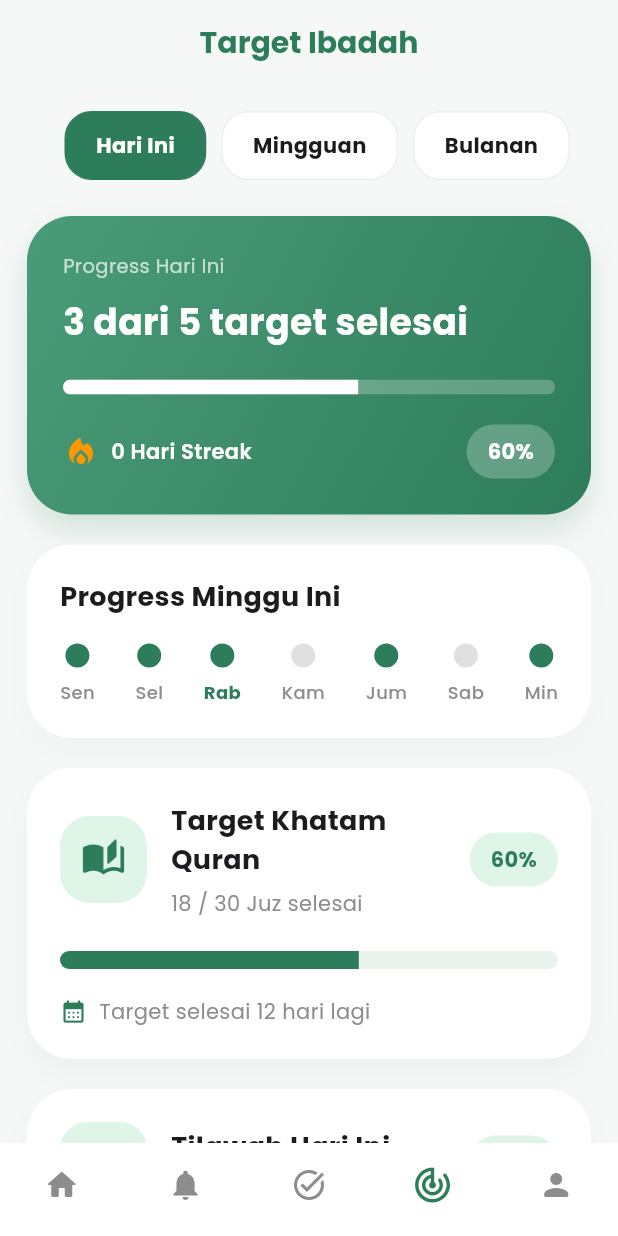
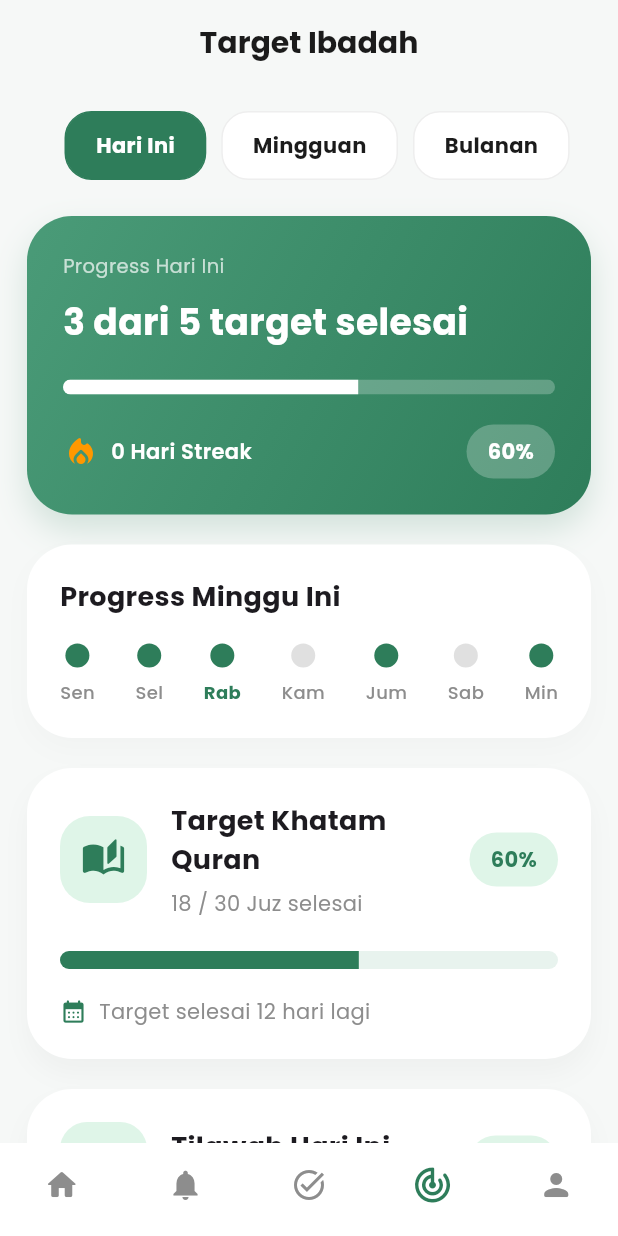
Before and after one commit to jihan-nurlita/muslim-journey, a Flutter app: the TargetPage screen opened directly, on a phone screen of 412 x 824 dp. Run offline on Flutter 3.47's test engine with Material 3 defaults, Android fonts, the light colour scheme and no system bars; our stand-ins replace audioplayers, dio, flutter_local_notifications, geolocator, google_fonts, hijri and 4 more; missing offline and left inert: flutter_qiblah; accounts and stored records are empty; network calls fail.

Commit message:
Update muslim Journey

```diff
--- a/lib/pages/habit/calendar_habit_page.dart
+++ b/lib/pages/habit/calendar_habit_page.dart
@@ -289,7 +289,10 @@ class _CalendarHabitPageState extends State<CalendarHabitPage> {
         leading: Padding(
           padding: const EdgeInsets.only(left: 12.0),
           child: IconButton(
-            icon: const Icon(Icons.arrow_back, color: Colors.black, size: 20),
+            icon: const Icon(
+              Icons.arrow_back,
+              color: AppColors.primary,
+            ),
             onPressed: () => Navigator.pop(context),
           ),
         ),
--- a/lib/pages/target/target_page.dart
+++ b/lib/pages/target/target_page.dart
@@ -186,7 +186,7 @@ class _TargetPageState extends State<TargetPage> {
         title: const Text(
           'Target Ibadah',
           style: TextStyle(
-            color: AppColors.primary,
+            color: AppColors.black,
             fontWeight: FontWeight.bold,
             fontSize: 20,
           ),
```
